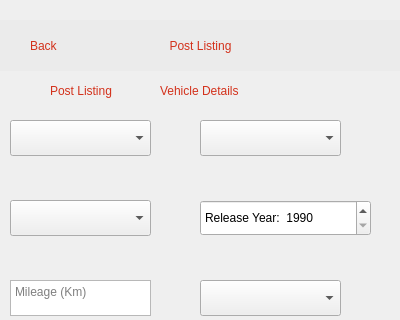
Before: the Qt Designer form src/ui/qt_ui/post_lst_2.ui in st1069364/CarBazaar, drawn with Qt 5; both pictures show x 0 to 400 and y 0 to 320 of the 400 by 881 pixel window.
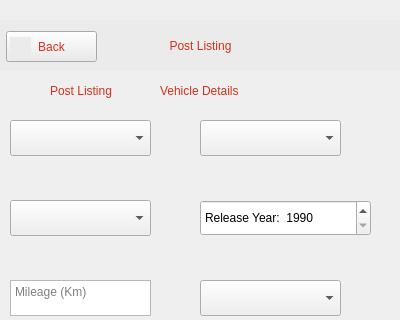
After: the same form once the commit is applied. Icons and pictures are not drawn.

Commit message: Added back button functionality

```diff
--- a/src/ui/qt_ui/post_lst_2.ui
+++ b/src/ui/qt_ui/post_lst_2.ui
@@ -160,11 +160,161 @@
       <set>Qt::AlignCenter</set>
      </property>
     </widget>
-    <widget class="QLabel" name="label_11">
+    <widget class="QLabel" name="label_13">
+     <property name="geometry">
+      <rect>
+       <x>380</x>
+       <y>15</y>
+       <width>67</width>
+       <height>22</height>
+      </rect>
+     </property>
+     <property name="text">
+      <string/>
+     </property>
+     <property name="pixmap">
+      <pixmap resource="app_res.qrc">:/resources/resources/user_circular.png</pixmap>
+     </property>
+    </widget>
+    <widget class="QPushButton" name="back_button">
+     <property name="geometry">
+      <rect>
+       <x>16</x>
+       <y>11</y>
+       <width>91</width>
+       <height>31</height>
+      </rect>
+     </property>
+     <property name="palette">
+      <palette>
+       <active>
+        <colorrole role="Button">
+         <brush brushstyle="SolidPattern">
+          <color alpha="255">
+           <red>235</red>
+           <green>235</green>
+           <blue>235</blue>
+          </color>
+         </brush>
+        </colorrole>
+        <colorrole role="ButtonText">
+         <brush brushstyle="SolidPattern">
+          <color alpha="255">
+           <red>211</red>
+           <green>49</green>
+           <blue>27</blue>
+          </color>
+         </brush>
+        </colorrole>
+        <colorrole role="Base">
+         <brush brushstyle="SolidPattern">
+          <color alpha="255">
+           <red>235</red>
+           <green>235</green>
+           <blue>235</blue>
+          </color>
+         </brush>
+        </colorrole>
+        <colorrole role="Window">
+         <brush brushstyle="SolidPattern">
+          <color alpha="255">
+           <red>235</red>
+           <green>235</green>
+           <blue>235</blue>
+          </color>
+         </brush>
+        </colorrole>
+       </active>
+       <inactive>
+        <colorrole role="Button">
+         <brush brushstyle="SolidPattern">
+          <color alpha="255">
+           <red>235</red>
+           <green>235</green>
+           <blue>235</blue>
+          </color>
+         </brush>
+        </colorrole>
+        <colorrole role="ButtonText">
+         <brush brushstyle="SolidPattern">
+          <color alpha="255">
+           <red>211</red>
+           <green>49</green>
+           <blue>27</blue>
+          </color>
+         </brush>
+        </colorrole>
+        <colorrole role="Base">
+         <brush brushstyle="SolidPattern">
+          <color alpha="255">
+           <red>235</red>
+           <green>235</green>
+           <blue>235</blue>
+          </color>
+         </brush>
+        </colorrole>
+        <colorrole role="Window">
+         <brush brushstyle="SolidPattern">
+          <color alpha="255">
+           <red>235</red>
+           <green>235</green>
+           <blue>235</blue>
+          </color>
+         </brush>
+        </colorrole>
+       </inactive>
+       <disabled>
+        <colorrole role="Button">
+         <brush brushstyle="SolidPattern">
+          <color alpha="255">
+           <red>235</red>
+           <green>235</green>
+           <blue>235</blue>
+          </color>
+         </brush>
+        </colorrole>
+        <colorrole role="ButtonText">
+         <brush brushstyle="SolidPattern">
+          <color alpha="255">
+           <red>168</red>
+           <green>169</green>
+           <blue>170</blue>
+          </color>
+         </brush>
+        </colorrole>
+        <colorrole role="Base">
+         <brush brushstyle="SolidPattern">
+          <color alpha="255">
+           <red>235</red>
+           <green>235</green>
+           <blue>235</blue>
+          </color>
+         </brush>
+        </colorrole>
+        <colorrole role="Window">
+         <brush brushstyle="SolidPattern">
+          <color alpha="255">
+           <red>235</red>
+           <green>235</green>
+           <blue>235</blue>
+          </color>
+         </brush>
+        </colorrole>
+       </disabled>
+      </palette>
+     </property>
+     <property name="styleSheet">
+      <string notr="true">background-color: rgb(235, 235, 235);</string>
+     </property>
+     <property name="text">
+      <string>Back</string>
+     </property>
+    </widget>
+    <widget class="QLabel" name="label_2">
      <property name="geometry">
       <rect>
        <x>20</x>
-       <y>15</y>
+       <y>17</y>
        <width>21</width>
        <height>20</height>
       </rect>
@@ -179,35 +329,6 @@
       <bool>false</bool>
      </property>
     </widget>
-    <widget class="QLabel" name="label_12">
-     <property name="geometry">
-      <rect>
-       <x>40</x>
-       <y>15</y>
-       <width>67</width>
-       <height>22</height>
-      </rect>
-     </property>
-     <property name="text">
-      <string>&lt;html&gt;&lt;head/&gt;&lt;body&gt;&lt;p&gt;&lt;span style=&quot; color:#d3311b;&quot;&gt;Back&lt;/span&gt;&lt;/p&gt;&lt;/body&gt;&lt;/html&gt;</string>
-     </property>
-    </widget>
-    <widget class="QLabel" name="label_13">
-     <property name="geometry">
-      <rect>
-       <x>380</x>
-       <y>15</y>
-       <width>67</width>
-       <height>22</height>
-      </rect>
-     </property>
-     <property name="text">
-      <string/>
-     </property>
-     <property name="pixmap">
-      <pixmap resource="app_res.qrc">:/resources/resources/user_circular.png</pixmap>
-     </property>
-    </widget>
    </widget>
    <widget class="QSpinBox" name="spinBox">
     <property name="geometry">
```
The commit also changes 3 other files.
